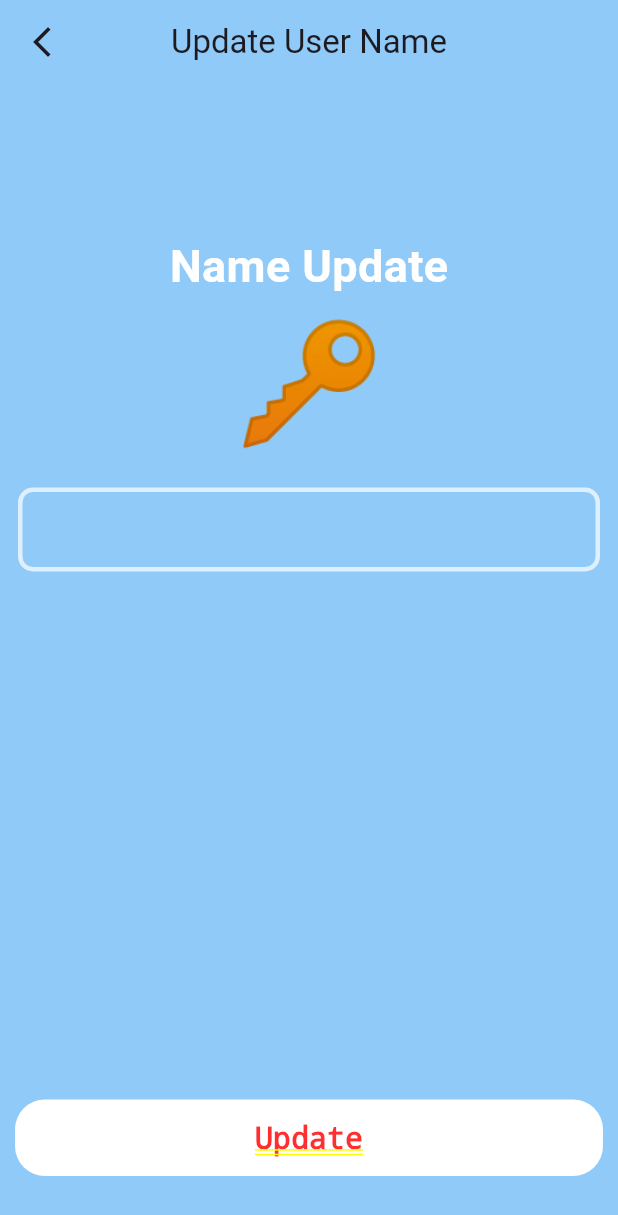
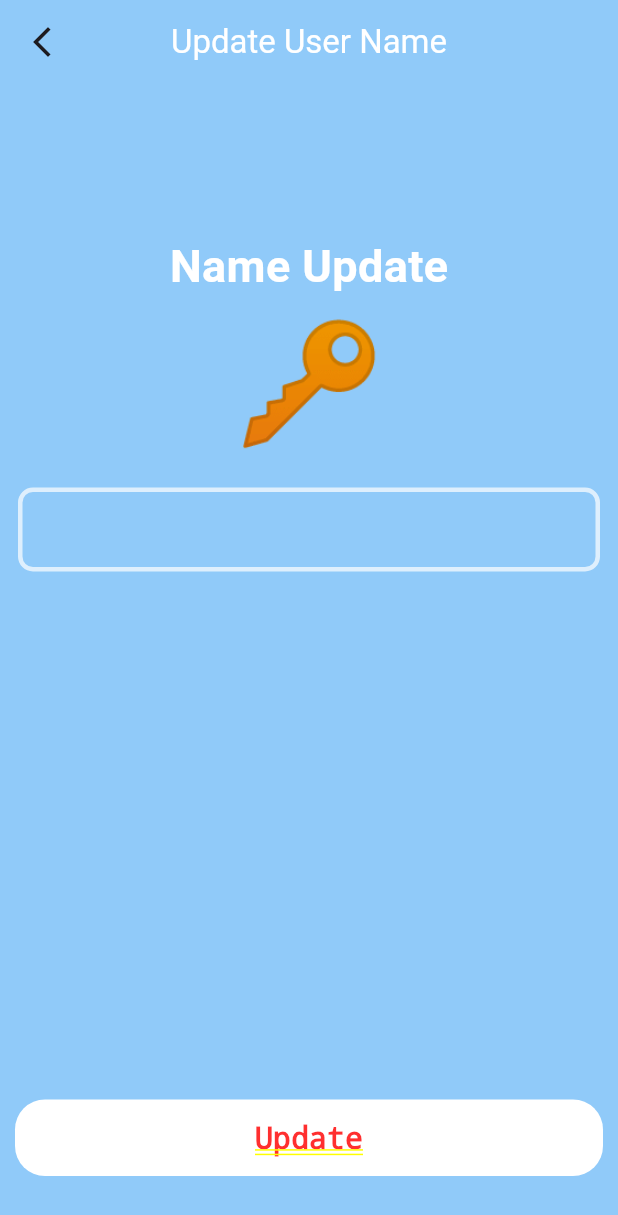
Before and after one commit to cloud5252/Myfirstapp, a Flutter app: the Updateusername screen opened directly, on a phone screen of 412 x 824 dp. Shown: the top 1215 px of the screen. Run offline on Flutter 3.47's test engine with Material 3 defaults, Android fonts, the phone set to English and light mode, and no system bars; our stand-ins replace cached_network_image, carousel_slider, cloud_firestore, firebase_auth, firebase_core, firebase_messaging and 12 more; missing offline and left inert: firebase_app_check; accounts and stored records are empty.

Commit message:
Chang decuration

```diff
--- a/lib/User_panel/Registration/Update_user_Name/Update_UserName_view.dart
+++ b/lib/User_panel/Registration/Update_user_Name/Update_UserName_view.dart
@@ -32,7 +32,10 @@ class Updateusername extends StatelessWidget {
                 ),
                 backgroundColor: Colors.blue.shade200,
                 centerTitle: true,
-                title: const Text('Update User Name'),
+                title: const Text(
+                  'Update User Name',
+                  style: TextStyle(color: Colors.white),
+                ),
               ),
               body: Column(
                 children: [
```
